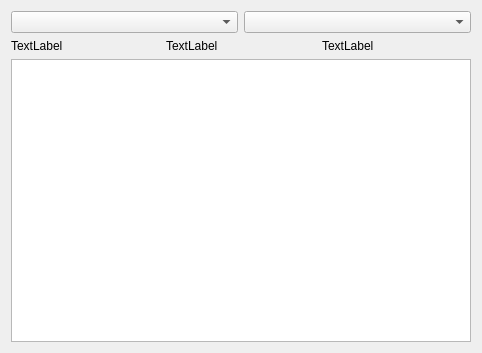
Azulfufu/Qt-student-performance, file student/scorestatwidget.ui: the form before one commit.
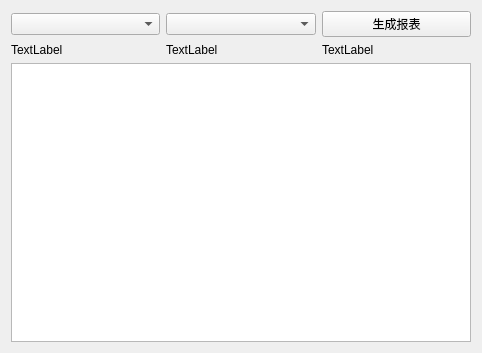
The form after the commit.

Commit message: 增加生成execl报表功能

The edit to the form file:
```diff
--- a/student/scorestatwidget.ui
+++ b/student/scorestatwidget.ui
@@ -22,6 +22,13 @@
      <item>
       <widget class="QComboBox" name="cbxCourse"/>
      </item>
+     <item>
+      <widget class="QPushButton" name="btnExportExcel">
+       <property name="text">
+        <string>生成报表</string>
+       </property>
+      </widget>
+     </item>
     </layout>
    </item>
    <item>
@@ -50,7 +57,11 @@
     </layout>
    </item>
    <item>
-    <widget class="QTableView" name="tableView"/>
+    <layout class="QHBoxLayout" name="horizontalLayout_4">
+     <item>
+      <widget class="QTableView" name="tableView"/>
+     </item>
+    </layout>
    </item>
   </layout>
  </widget>
```
The commit also changes 5 other files.
